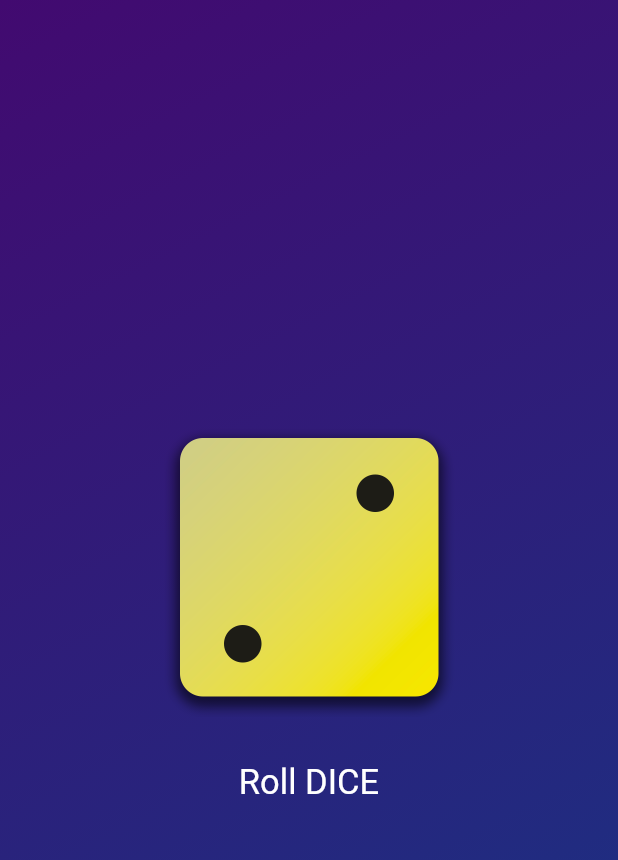
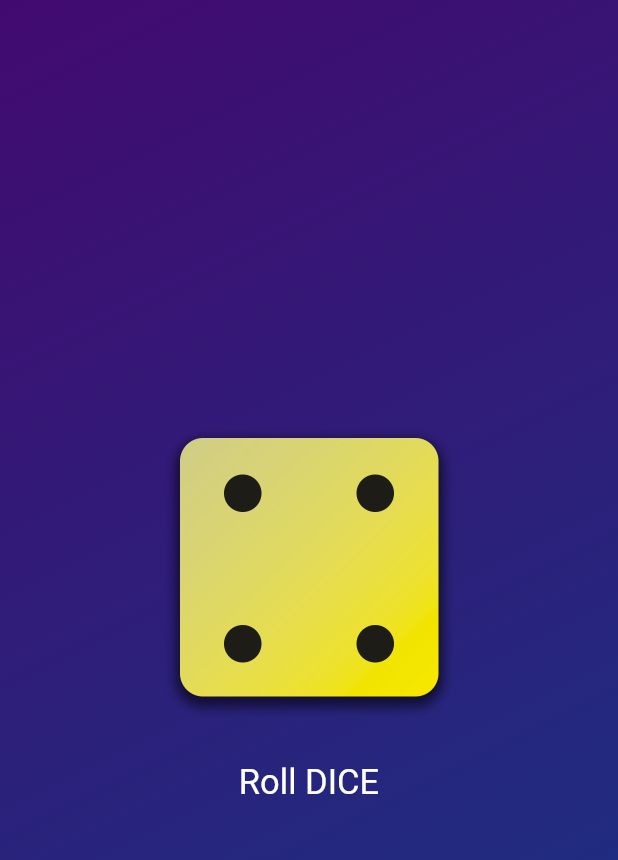
Before and after one commit to sam-kash/DiceRollGame, a Flutter app: the screen it shows after launch, after a tap on "Roll DICE", on a phone screen of 412 x 824 dp. Shown: the top 860 px of the screen. Run offline on Flutter 3.47's test engine with Material 3 defaults, Android fonts, the phone set to English and light mode, and no system bars.

Commit message:
Added a new file and added finctionality to the button to change the image only once, Also need to find a way to add the 'bascic' dependency

```diff
--- /dev/null
+++ b/lib/dice_roller.dart
@@ -0,0 +1,56 @@
+import 'package:flutter/material.dart';
+
+class DiceRoller extends StatefulWidget {
+  const DiceRoller({super.key});
+
+  @override // Another method we are forced to implement just cuz we are using statefulWidget
+  State createState() // It returns a state object
+  {
+    return _DicerollerState();
+  }
+}
+
+class _DicerollerState extends State<
+    DiceRoller> //_ has a meaning in Dart, It means its private and it will only be used here in this particular file only
+{
+  var activeDiceImage = 'assets/images/dice-2.png';
+
+  void rolldice() {
+    setState(() {
+      activeDiceImage = 'assets/images/dice-4.png';
+    });
+    // print(
+    //     "Rolling it ..."); //We use it to see if the function is working or not, only the developer can actually see this
+  }
+
+  @override
+  Widget build(
+      context) // IT returns a Widget   // Wanna know what this contenxt parameter is all about
+  {
+    return Column(
+      mainAxisSize: MainAxisSize.min,
+      children: [
+        Image.asset(
+          activeDiceImage,
+          width: 200,
+        ),
+        const SizedBox(
+            height:
+                20), //Its a widget that is creating a box of height 20 pixels between image and the button which is acting like a padding
+
+        TextButton(
+          //Code for Creating a Button
+          onPressed:
+              rolldice, // WE using this approach where we define a method or a function in the functino define area and then calling it by passing a pointer using function name
+          style: TextButton.styleFrom(
+              // padding: const EdgeInsets.only(
+              //   top: 20,
+              // ), //Showing a different approach, this one is perfectly fine tho
+              foregroundColor: Colors.white,
+              textStyle: const TextStyle(fontSize: 23)),
+          child: const Text('Roll DICE'),
+        )
+      ],
+    );
+  }
+}
--- a/lib/gradient_container.dart
+++ b/lib/gradient_container.dart
@@ -1,5 +1,7 @@
 //import 'package:first_app/styled_text.dart';
+import 'package:first_app/dice_roller.dart';
 import 'package:flutter/material.dart';
+//import 'package:basics/dice_roller.dart';
 
 const startAlignment = Alignment.topLeft;
 const endAlignment = Alignment
@@ -8,18 +10,15 @@ const endAlignment = Alignment
 // Another Method
 
 class GradientContainer extends StatelessWidget {
-  GradientContainer(this.color1, this.color2,
+  const GradientContainer(this.color1, this.color2,
       {super.key}); // Const unlocks your code to be optimizable
+
+  const GradientContainer.purple({super.key})
+      : color1 = Colors.deepPurple,
+        color2 = Colors.indigo;
 
   final Color color1;
   final Color color2;
-  var activeDiceImage = 'assets/images/dice-2.png';
-
-  void rolldice() {
-    activeDiceImage = 'assets/images/dice-4.png';
-    print(
-        "Rolling it ..."); //We use it to see if the function is working or not, only the developer can actually see this
-  }
 
   @override
   Widget build(
@@ -35,29 +34,11 @@ class GradientContainer extends StatelessWidget {
           end: endAlignment,
         ),
       ),
-      child: Center(
-          child: Column(mainAxisSize: MainAxisSize.min, children: [
-        Image.asset(
-          activeDiceImage,
-          width: 200,
-        ),
-        const SizedBox(
-            height:
-                20), //Its a widget that is creating a box of height 20 pixels between image and the button which is acting like a padding
-
-        TextButton(
-          onPressed:
-              rolldice, // WE using this approach where we define a method or a function in the functino define area and then calling it by passing a pointer using function name
-          style: TextButton.styleFrom(
-              // padding: const EdgeInsets.only(
-              //   top: 20,
-              // ), //Showing a different approach, this one is perfectly fine tho
-              foregroundColor: Colors.white,
-              textStyle: const TextStyle(fontSize: 23)),
-          child: const Text('Roll DICE'),
-        )
-      ]) // Image is a function , Can Define Multiple Constructor Function into Dart
-          ),
+      child: const Center(
+        // Added Const Myself ,SO remove if needed
+        child:
+            DiceRoller(), // Image is a function , Can Define Multiple Constructor Function into Dart
+      ),
     );
   }
 }
--- a/lib/main.dart
+++ b/lib/main.dart
@@ -3,11 +3,11 @@ import 'package:first_app/gradient_container.dart';
 
 void main() {
   runApp(
-    MaterialApp(
+    const MaterialApp(
       home: Scaffold(
         //backgroundColor: Color.fromARGB(255, 88, 43, 210),
-        body: GradientContainer(const Color.fromARGB(255, 66, 10, 112),
-            const Color.fromARGB(255, 21, 55, 134)),
+        body: GradientContainer(
+            Color.fromARGB(255, 66, 10, 112), Color.fromARGB(255, 21, 55, 134)),
       ),
     ),
   ); //Blue Lines suggest that the code has potential to be optimized
--- a/pubspec.yaml
+++ b/pubspec.yaml
@@ -30,6 +30,7 @@ environment:
 dependencies:
   flutter:
     sdk: flutter
+
 
 
   # The following adds the Cupertino Icons font to your application.
```
